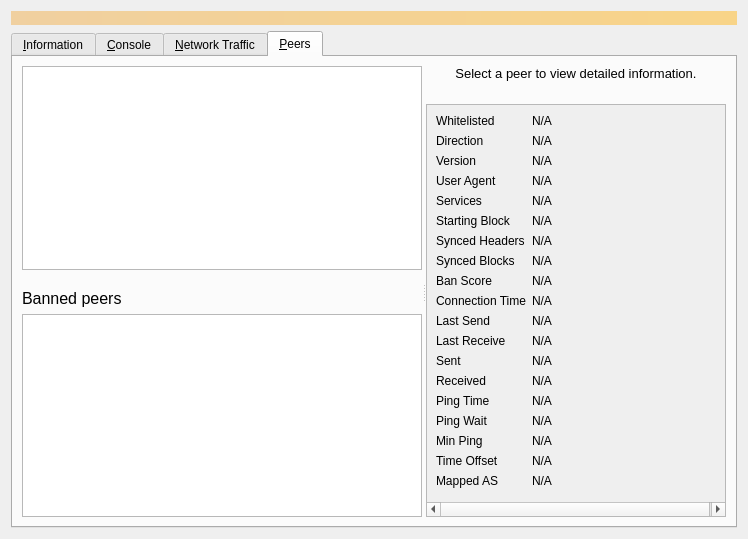
First picture: the form in src/qt/forms/debugwindow.ui, repository Runebase/runebase, before the edit.
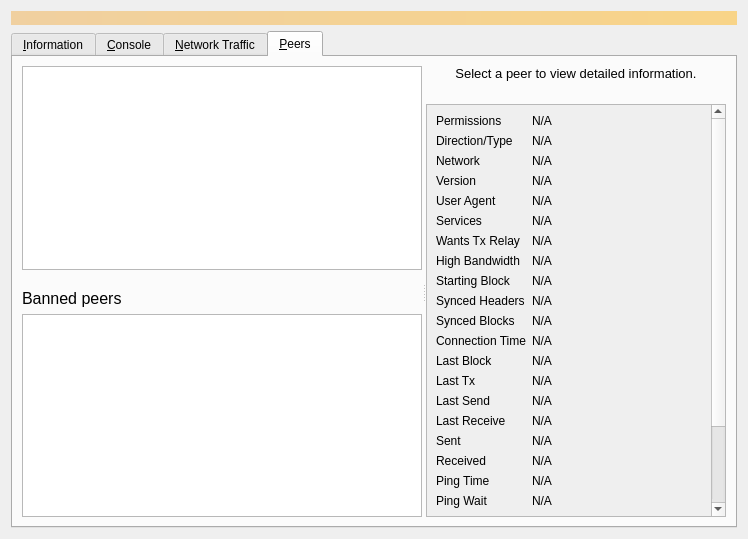
Second picture: the form after the edit. The open tabs and pages were chosen to show the change. Icons and pictures are not drawn. Custom widgets are drawn as their Qt base class.

The edit to the form file:
```diff
--- a/src/qt/forms/debugwindow.ui
+++ b/src/qt/forms/debugwindow.ui
@@ -1081,17 +1081,11 @@
                 <height>432</height>
                </rect>
               </property>
-              <property name="minimumSize">
-               <size>
-                <width>300</width>
-                <height>0</height>
-               </size>
-              </property>
               <layout class="QGridLayout" name="gridLayout_2" columnstretch="0,1">
                <item row="0" column="0">
                 <widget class="QLabel" name="label_30">
                  <property name="text">
-                  <string>Whitelisted</string>
+                  <string>Permissions</string>
                  </property>
                 </widget>
                </item>
@@ -1114,7 +1108,7 @@
                <item row="1" column="0">
                 <widget class="QLabel" name="label_23">
                  <property name="text">
-                  <string>Direction</string>
+                  <string>Direction/Type</string>
                  </property>
                 </widget>
                </item>
@@ -1135,13 +1129,39 @@
                 </widget>
                </item>
                <item row="2" column="0">
+                <widget class="QLabel" name="peerNetworkLabel">
+                 <property name="toolTip">
+                  <string>The network protocol this peer is connected through: IPv4, IPv6, Onion, I2P, or CJDNS.</string>
+                 </property>
+                 <property name="text">
+                  <string>Network</string>
+                 </property>
+                </widget>
+               </item>
+               <item row="2" column="1">
+                <widget class="QLabel" name="peerNetwork">
+                 <property name="cursor">
+                  <cursorShape>IBeamCursor</cursorShape>
+                 </property>
+                 <property name="text">
+                  <string>N/A</string>
+                 </property>
+                 <property name="textFormat">
+                  <enum>Qt::PlainText</enum>
+                 </property>
+                 <property name="textInteractionFlags">
+                  <set>Qt::LinksAccessibleByMouse|Qt::TextSelectableByMouse</set>
+                 </property>
+                </widget>
+               </item>
+               <item row="3" column="0">
                 <widget class="QLabel" name="label_21">
                  <property name="text">
                   <string>Version</string>
                  </property>
                 </widget>
                </item>
-               <item row="2" column="1">
+               <item row="3" column="1">
                 <widget class="QLabel" name="peerVersion">
                  <property name="cursor">
                   <cursorShape>IBeamCursor</cursorShape>
@@ -1157,14 +1177,14 @@
                  </property>
                 </widget>
                </item>
-               <item row="3" column="0">
+               <item row="4" column="0">
                 <widget class="QLabel" name="label_28">
                  <property name="text">
                   <string>User Agent</string>
                  </property>
                 </widget>
                </item>
-               <item row="3" column="1">
+               <item row="4" column="1">
                 <widget class="QLabel" name="peerSubversion">
                  <property name="cursor">
                   <cursorShape>IBeamCursor</cursorShape>
@@ -1180,14 +1200,14 @@
                  </property>
                 </widget>
                </item>
-               <item row="4" column="0">
+               <item row="5" column="0">
                 <widget class="QLabel" name="label_4">
                  <property name="text">
                   <string>Services</string>
                  </property>
                 </widget>
                </item>
-               <item row="4" column="1">
+               <item row="5" column="1">
                 <widget class="QLabel" name="peerServices">
                  <property name="cursor">
                   <cursorShape>IBeamCursor</cursorShape>
@@ -1198,19 +1218,74 @@
                  <property name="textFormat">
                   <enum>Qt::PlainText</enum>
                  </property>
+                 <property name="wordWrap">
+                  <bool>true</bool>
+                 </property>
                  <property name="textInteractionFlags">
                   <set>Qt::LinksAccessibleByMouse|Qt::TextSelectableByMouse</set>
                  </property>
                 </widget>
                </item>
-               <item row="5" column="0">
+               <item row="6" column="0">
+                <widget class="QLabel" name="peerRelayTxesLabel">
+                 <property name="toolTip">
+                  <string>Whether the peer requested us to relay transactions.</string>
+                 </property>
+                 <property name="text">
+                  <string>Wants Tx Relay</string>
+                 </property>
+                </widget>
+               </item>
+               <item row="6" column="1">
+                <widget class="QLabel" name="peerRelayTxes">
+                 <property name="cursor">
+                  <cursorShape>IBeamCursor</cursorShape>
+                 </property>
+                 <property name="text">
+                  <string>N/A</string>
+                 </property>
+                 <property name="textFormat">
+                  <enum>Qt::PlainText</enum>
+                 </property>
+                 <property name="textInteractionFlags">
+                  <set>Qt::LinksAccessibleByMouse|Qt::TextSelectableByMouse</set>
+                 </property>
+                </widget>
+               </item>
+               <item row="7" column="0">
+                <widget class="QLabel" name="peerHighBandwidthLabel">
+                 <property name="toolTip">
+                  <string>High bandwidth BIP152 compact block relay: %1</string>
+                 </property>
+                 <property name="text">
+                  <string>High Bandwidth</string>
+                 </property>
+                </widget>
+               </item>
+               <item row="7" column="1">
+                <widget class="QLabel" name="peerHighBandwidth">
+                 <property name="cursor">
+                  <cursorShape>IBeamCursor</cursorShape>
+                 </property>
+                 <property name="text">
+                  <string>N/A</string>
+                 </property>
+                 <property name="textFormat">
+                  <enum>Qt::PlainText</enum>
+                 </property>
+                 <property name="textInteractionFlags">
+                  <set>Qt::LinksAccessibleByMouse|Qt::TextSelectableByMouse</set>
+                 </property>
+                </widget>
+               </item>
+               <item row="8" column="0">
                 <widget class="QLabel" name="label_29">
                  <property name="text">
                   <string>Starting Block</string>
                  </property>
                 </widget>
                </item>
-               <item row="5" column="1">
+               <item row="8" column="1">
                 <widget class="QLabel" name="peerHeight">
                  <property name="cursor">
                   <cursorShape>IBeamCursor</cursorShape>
@@ -1226,14 +1301,14 @@
                  </property>
                 </widget>
                </item>
-               <item row="6" column="0">
+               <item row="9" column="0">
                 <widget class="QLabel" name="label_27">
                  <property name="text">
                   <string>Synced Headers</string>
                  </property>
                 </widget>
                </item>
-               <item row="6" column="1">
+               <item row="9" column="1">
                 <widget class="QLabel" name="peerSyncHeight">
                  <property name="cursor">
                   <cursorShape>IBeamCursor</cursorShape>
@@ -1249,14 +1324,14 @@
                  </property>
                 </widget>
                </item>
-               <item row="7" column="0">
+               <item row="10" column="0">
                 <widget class="QLabel" name="label_25">
                  <property name="text">
                   <string>Synced Blocks</string>
                  </property>
                 </widget>
                </item>
-               <item row="7" column="1">
+               <item row="10" column="1">
                 <widget class="QLabel" name="peerCommonHeight">
                  <property name="cursor">
                   <cursorShape>IBeamCursor</cursorShape>
@@ -1272,37 +1347,14 @@
                  </property>
                 </widget>
                </item>
-               <item row="8" column="0">
-                <widget class="QLabel" name="label_24">
-                 <property name="text">
-                  <string>Ban Score</string>
-                 </property>
-                </widget>
-               </item>
-               <item row="8" column="1">
-                <widget class="QLabel" name="peerBanScore">
-                 <property name="cursor">
-                  <cursorShape>IBeamCursor</cursorShape>
-                 </property>
-                 <property name="text">
-                  <string>N/A</string>
-                 </property>
-                 <property name="textFormat">
-                  <enum>Qt::PlainText</enum>
-                 </property>
-                 <property name="textInteractionFlags">
-                  <set>Qt::LinksAccessibleByMouse|Qt::TextSelectableByMouse</set>
-                 </property>
-                </widget>
-               </item>
-               <item row="9" column="0">
+               <item row="11" column="0">
                 <widget class="QLabel" name="label_22">
                  <property name="text">
                   <string>Connection Time</string>
                  </property>
                 </widget>
                </item>
-               <item row="9" column="1">
+               <item row="11" column="1">
                 <widget class="QLabel" name="peerConnTime">
                  <property name="cursor">
                   <cursorShape>IBeamCursor</cursorShape>
@@ -1318,14 +1370,66 @@
                  </property>
                 </widget>
                </item>
-               <item row="10" column="0">
+               <item row="12" column="0">
+                <widget class="QLabel" name="peerLastBlockLabel">
+                 <property name="toolTip">
+                  <string>Elapsed time since a novel block passing initial validity checks was received from this peer.</string>
+                 </property>
+                 <property name="text">
+                  <string>Last Block</string>
+                 </property>
+                </widget>
+               </item>
+               <item row="12" column="1">
+                <widget class="QLabel" name="peerLastBlock">
+                 <property name="cursor">
+                  <cursorShape>IBeamCursor</cursorShape>
+                 </property>
+                 <property name="text">
+                  <string>N/A</string>
+                 </property>
+                 <property name="textFormat">
+                  <enum>Qt::PlainText</enum>
+                 </property>
+                 <property name="textInteractionFlags">
+                  <set>Qt::LinksAccessibleByMouse|Qt::TextSelectableByMouse</set>
+                 </property>
+                </widget>
+               </item>
+               <item row="13" column="0">
+                <widget class="QLabel" name="peerLastTxLabel">
+                 <property name="toolTip">
+                  <string>Elapsed time since a novel transaction accepted into our mempool was received from this peer.</string>
+                 </property>
+                 <property name="text">
+                  <string>Last Tx</string>
+                 </property>
+                </widget>
+               </item>
+               <item row="13" column="1">
+                <widget class="QLabel" name="peerLastTx">
+                 <property name="cursor">
+                  <cursorShape>IBeamCursor</cursorShape>
+                 </property>
+                 <property name="text">
+                  <string>N/A</string>
+                 </property>
+                 <property name="textFormat">
+                  <enum>Qt::PlainText</enum>
+                 </property>
+                 <property name="textInteractionFlags">
+                  <set>Qt::LinksAccessibleByMouse|Qt::TextSelectableByMouse</set>
+                 </property>
+                </widget>
+               </item>
+               <item row="14" column="0">
                 <widget class="QLabel" name="label_15">
                  <property name="text">
                   <string>Last Send</string>
                  </property>
                 </widget>
                </item>
-               <item row="10" column="1">
+               <item row="14" column="1">
                 <widget class="QLabel" name="peerLastSend">
                  <property name="cursor">
                   <cursorShape>IBeamCursor</cursorShape>
@@ -1341,14 +1445,14 @@
                  </property>
                 </widget>
                </item>
-               <item row="11" column="0">
+               <item row="15" column="0">
                 <widget class="QLabel" name="label_19">
                  <property name="text">
                   <string>Last Receive</string>
                  </property>
                 </widget>
                </item>
-               <item row="11" column="1">
+               <item row="15" column="1">
                 <widget class="QLabel" name="peerLastRecv">
                  <property name="cursor">
                   <cursorShape>IBeamCursor</cursorShape>
@@ -1364,14 +1468,14 @@
                  </property>
                 </widget>
                </item>
-               <item row="12" column="0">
+               <item row="16" column="0">
                 <widget class="QLabel" name="label_18">
                  <property name="text">
                   <string>Sent</string>
                  </property>
                 </widget>
                </item>
-               <item row="12" column="1">
+               <item row="16" column="1">
                 <widget class="QLabel" name="peerBytesSent">
                  <property name="cursor">
                   <cursorShape>IBeamCursor</cursorShape>
@@ -1387,14 +1491,14 @@
                  </property>
                 </widget>
                </item>
-               <item row="13" column="0">
+               <item row="17" column="0">
                 <widget class="QLabel" name="label_20">
                  <property name="text">
                   <string>Received</string>
                  </property>
                 </widget>
                </item>
-               <item row="13" column="1">
+               <item row="17" column="1">
                 <widget class="QLabel" name="peerBytesRecv">
                  <property name="cursor">
                   <cursorShape>IBeamCursor</cursorShape>
@@ -1410,14 +1514,14 @@
                  </property>
                 </widget>
                </item>
-               <item row="14" column="0">
+               <item row="18" column="0">
                 <widget class="QLabel" name="label_26">
                  <property name="text">
                   <string>Ping Time</string>
                  </property>
                 </widget>
                </item>
-               <item row="14" column="1">
+               <item row="18" column="1">
                 <widget class="QLabel" name="peerPingTime">
                  <property name="cursor">
                   <cursorShape>IBeamCursor</cursorShape>
@@ -1433,7 +1537,7 @@
                  </property>
                 </widget>
                </item>
-               <item row="15" column="0">
+               <item row="19" column="0">
                 <widget class="QLabel" name="peerPingWaitLabel">
                  <property name="toolTip">
                   <string>The duration of a currently outstanding ping.</string>
@@ -1443,7 +1547,7 @@
                  </property>
                 </widget>
                </item>
-               <item row="15" column="1">
+               <item row="19" column="1">
                 <widget class="QLabel" name="peerPingWait">
                  <property name="cursor">
                   <cursorShape>IBeamCursor</cursorShape>
@@ -1459,14 +1563,14 @@
                  </property>
                 </widget>
                </item>
-               <item row="16" column="0">
+               <item row="20" column="0">
                 <widget class="QLabel" name="peerMinPingLabel">
                  <property name="text">
                   <string>Min Ping</string>
                  </property>
                 </widget>
                </item>
-               <item row="16" column="1">
+               <item row="20" column="1">
                 <widget class="QLabel" name="peerMinPing">
                  <property name="cursor">
                   <cursorShape>IBeamCursor</cursorShape>
@@ -1482,14 +1586,14 @@
                  </property>
                 </widget>
                </item>
-               <item row="17" column="0">
+               <item row="21" column="0">
                 <widget class="QLabel" name="label_timeoffset">
                  <property name="text">
                   <string>Time Offset</string>
                  </property>
                 </widget>
                </item>
-               <item row="17" column="1">
+               <item row="21" column="1">
                 <widget class="QLabel" name="timeoffset">
                  <property name="cursor">
                   <cursorShape>IBeamCursor</cursorShape>
@@ -1505,7 +1609,7 @@
                  </property>
                 </widget>
                </item>
-               <item row="18" column="0">
+               <item row="22" column="0">
                 <widget class="QLabel" name="peerMappedASLabel">
                  <property name="toolTip">
                   <string>The mapped Autonomous System used for diversifying peer selection.</string>
@@ -1515,7 +1619,7 @@
                  </property>
                 </widget>
                </item>
-               <item row="18" column="1">
+               <item row="22" column="1">
                 <widget class="QLabel" name="peerMappedAS">
                  <property name="cursor">
                   <cursorShape>IBeamCursor</cursorShape>
@@ -1531,7 +1635,7 @@
                  </property>
                 </widget>
                </item>
-               <item row="19" column="0">
+               <item row="23" column="0">
                 <spacer name="verticalSpacer_3">
                  <property name="orientation">
                   <enum>Qt::Vertical</enum>
```
Left out of the diff: 145 changed lines with no effect on the pictures.
